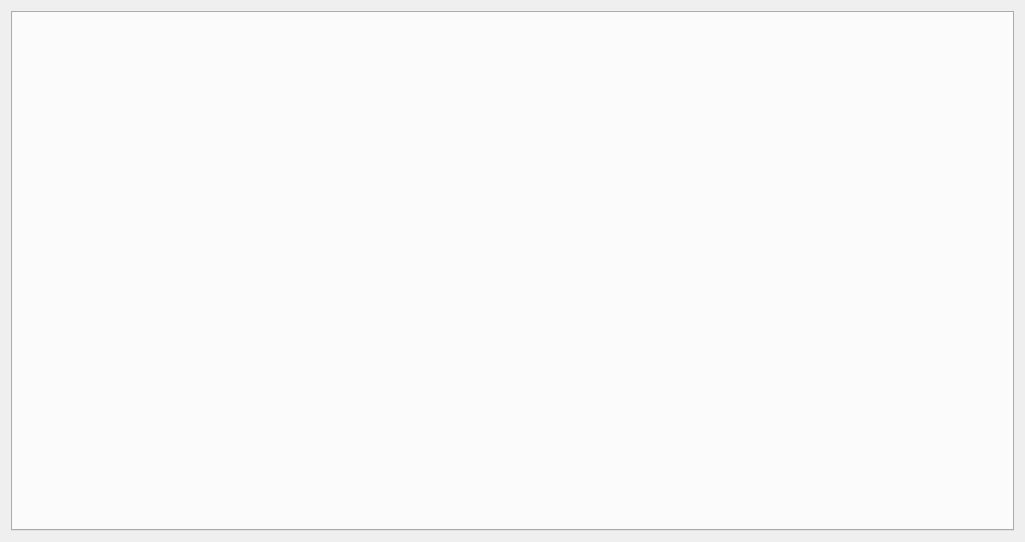
First picture: the form in core/formgeostationary.ui, repository hvanruys/EUMETCastView, before the edit.
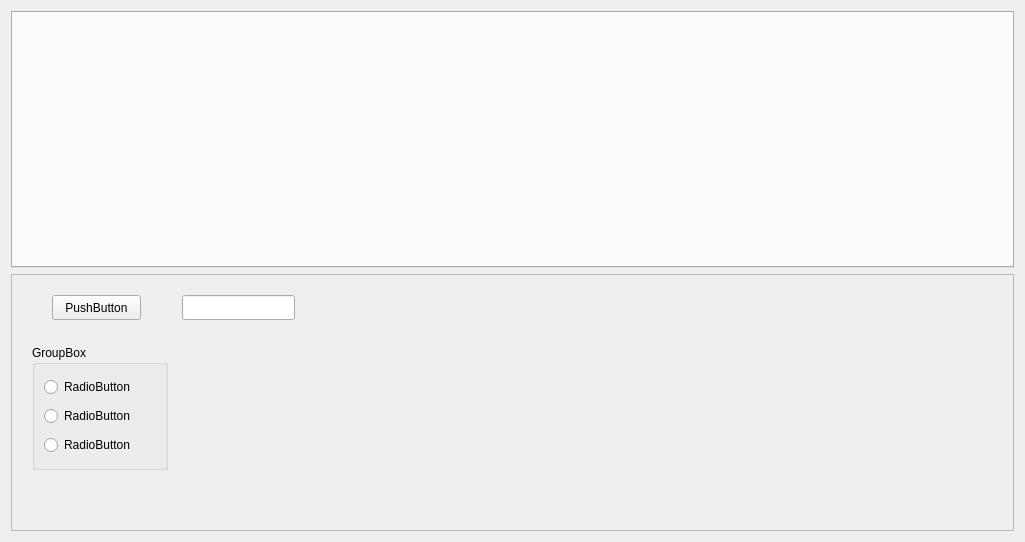
Second picture: the form after the edit.

What changed in the file:
```diff
--- a/core/formgeostationary.ui
+++ b/core/formgeostationary.ui
@@ -21,6 +21,82 @@
      </property>
     </widget>
    </item>
+   <item>
+    <widget class="QScrollArea" name="scrollArea">
+     <property name="widgetResizable">
+      <bool>true</bool>
+     </property>
+     <widget class="QWidget" name="scrollAreaWidgetContents">
+      <property name="geometry">
+       <rect>
+        <x>0</x>
+        <y>0</y>
+        <width>1005</width>
+        <height>257</height>
+       </rect>
+      </property>
+      <widget class="QPushButton" name="pushButton">
+       <property name="geometry">
+        <rect>
+         <x>40</x>
+         <y>20</y>
+         <width>89</width>
+         <height>25</height>
+        </rect>
+       </property>
+       <property name="text">
+        <string>PushButton</string>
+       </property>
+      </widget>
+      <widget class="QLineEdit" name="lineEdit">
+       <property name="geometry">
+        <rect>
+         <x>170</x>
+         <y>20</y>
+         <width>113</width>
+         <height>25</height>
+        </rect>
+       </property>
+      </widget>
+      <widget class="QGroupBox" name="groupBox">
+       <property name="geometry">
+        <rect>
+         <x>20</x>
+         <y>70</y>
+         <width>136</width>
+         <height>125</height>
+        </rect>
+       </property>
+       <property name="title">
+        <string>GroupBox</string>
+       </property>
+       <layout class="QVBoxLayout" name="verticalLayout">
+        <item>
+         <widget class="QRadioButton" name="radioButton">
+          <property name="text">
+           <string>RadioButton</string>
+          </property>
+         </widget>
+        </item>
+        <item>
+         <widget class="QRadioButton" name="radioButton_2">
+          <property name="text">
+           <string>RadioButton</string>
+          </property>
+         </widget>
+        </item>
+        <item>
+         <widget class="QRadioButton" name="radioButton_3">
+          <property name="text">
+           <string>RadioButton</string>
+          </property>
+         </widget>
+        </item>
+       </layout>
+      </widget>
+     </widget>
+    </widget>
+   </item>
   </layout>
  </widget>
  <resources/>
```
